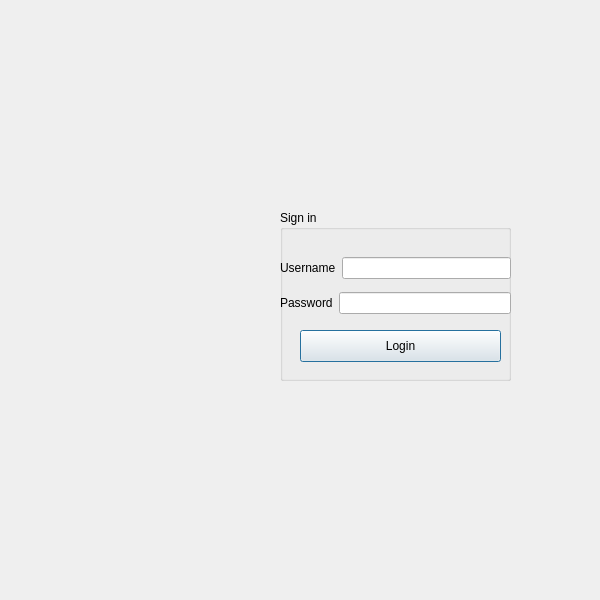
kiromain/STMA, file studentmgapp/stlog.ui: the form before one commit.
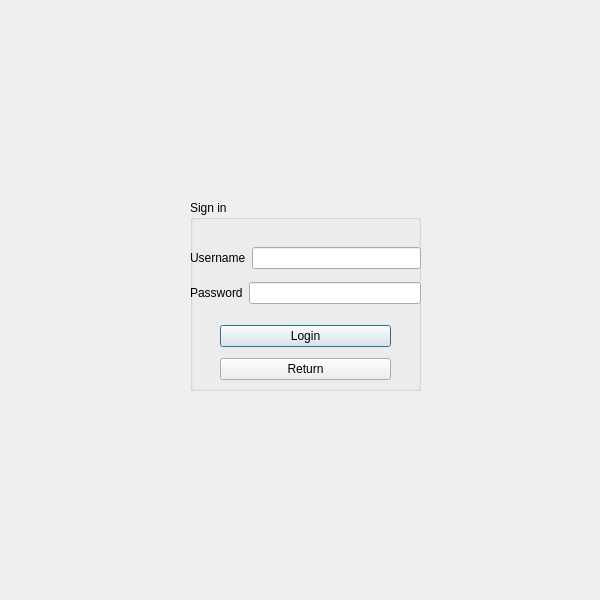
The form after the commit.

Commit message: added qut buttons

Patch:
```diff
--- a/studentmgapp/stlog.ui
+++ b/studentmgapp/stlog.ui
@@ -16,28 +16,15 @@
   <widget class="QGroupBox" name="groupBox">
    <property name="geometry">
     <rect>
-     <x>280</x>
-     <y>210</y>
+     <x>190</x>
+     <y>200</y>
      <width>231</width>
-     <height>171</height>
+     <height>191</height>
     </rect>
    </property>
    <property name="title">
     <string>Sign in</string>
    </property>
-   <widget class="QPushButton" name="pushButton">
-    <property name="geometry">
-     <rect>
-      <x>20</x>
-      <y>120</y>
-      <width>201</width>
-      <height>32</height>
-     </rect>
-    </property>
-    <property name="text">
-     <string>Login</string>
-    </property>
-   </widget>
    <widget class="QWidget" name="layoutWidget">
     <property name="geometry">
      <rect>
@@ -82,6 +69,32 @@
      </item>
     </layout>
    </widget>
+   <widget class="QWidget" name="">
+    <property name="geometry">
+     <rect>
+      <x>30</x>
+      <y>120</y>
+      <width>171</width>
+      <height>66</height>
+     </rect>
+    </property>
+    <layout class="QVBoxLayout" name="verticalLayout_2">
+     <item>
+      <widget class="QPushButton" name="pushButton">
+       <property name="text">
+        <string>Login</string>
+       </property>
+      </widget>
+     </item>
+     <item>
+      <widget class="QPushButton" name="return_button">
+       <property name="text">
+        <string>Return</string>
+       </property>
+      </widget>
+     </item>
+    </layout>
+   </widget>
   </widget>
  </widget>
  <resources/>
```
The commit also changes 15 other files.
